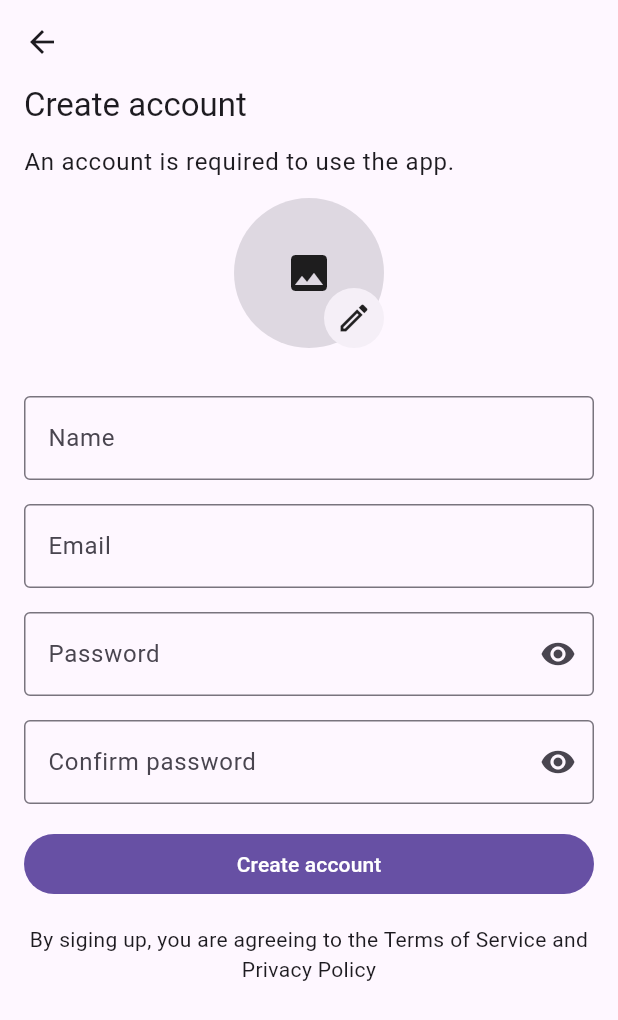
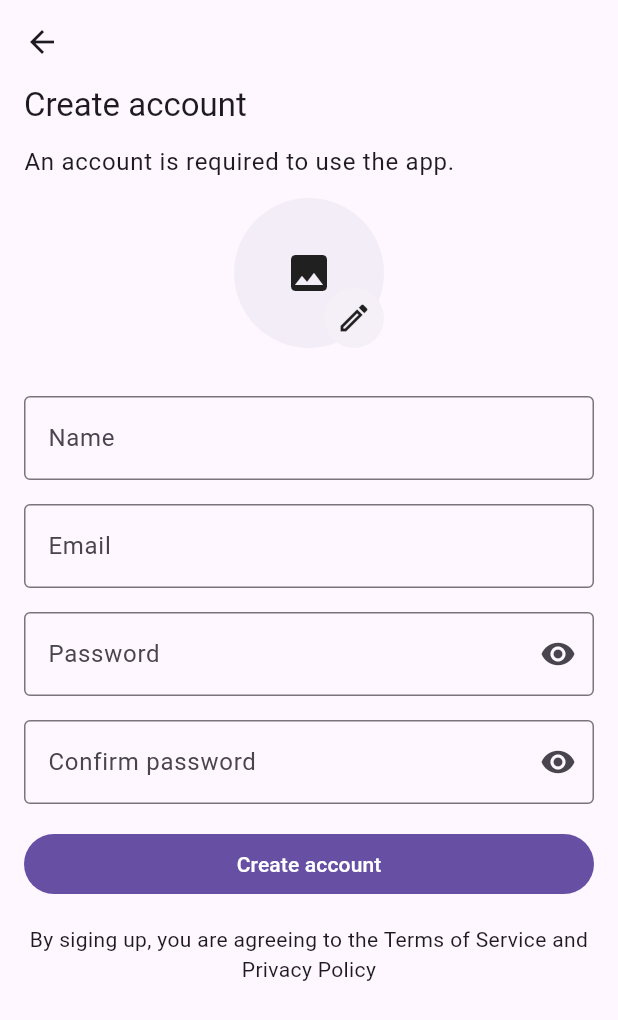
Before and after one commit to GreatApe77/jim-hats, a Flutter app: the CreateAccountPage screen opened by its route, on a phone screen of 412 x 824 dp. Shown: the top 1020 px of the screen. Run offline on Flutter 3.47's test engine with Material 3 defaults, Android fonts, the phone set to English and light mode, and no system bars; our stand-ins replace get_it.

Commit message:
fix color

```diff
--- a/jim_hats_mobile/lib/ui/views/create_account/create_account_page.dart
+++ b/jim_hats_mobile/lib/ui/views/create_account/create_account_page.dart
@@ -39,7 +39,7 @@ class _CreateAccountPageState extends State<CreateAccountPage> {
                 height: 100,
                 width: 100,
                 child: Material(
-                  color: Theme.of(context).colorScheme.surfaceDim,
+                  color: Theme.of(context).colorScheme.surfaceContainer,
                   shape: CircleBorder(),
                   child: InkWell(
                     customBorder: CircleBorder(),
```
